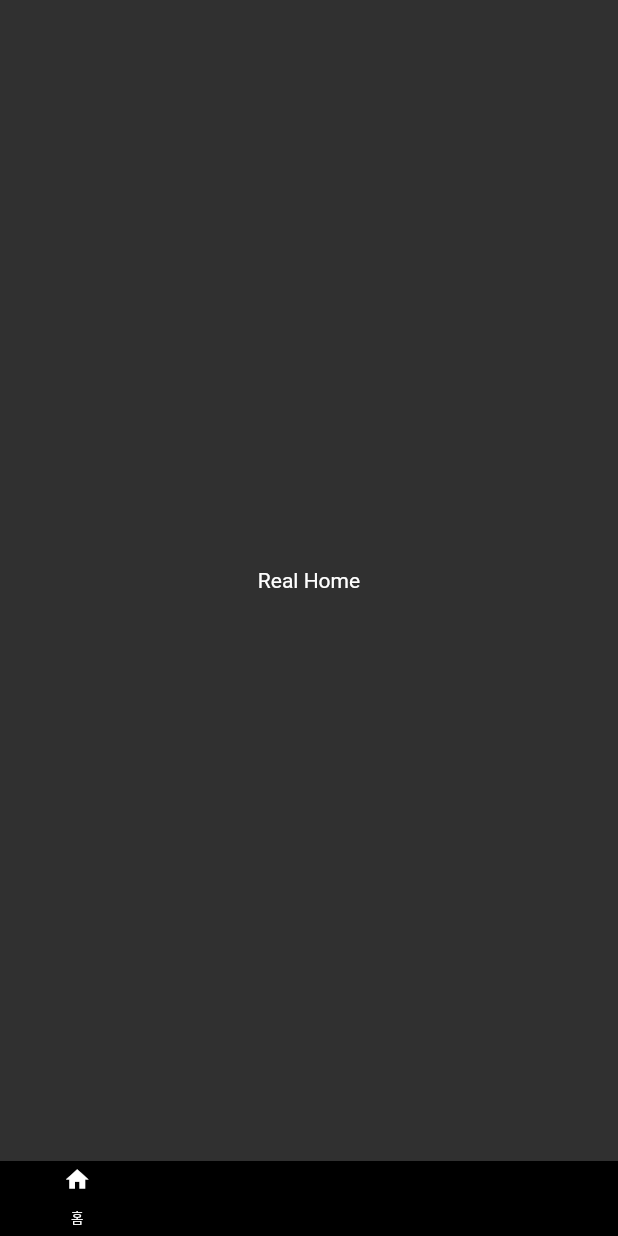
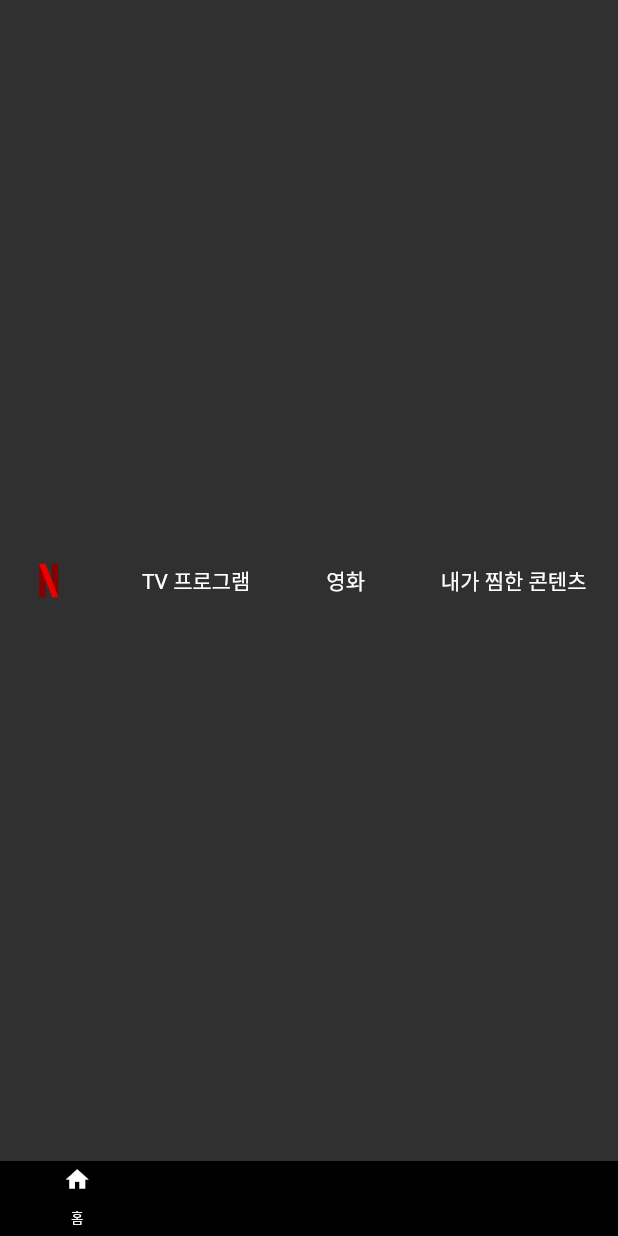
Before and after one commit to Enterprise09/Flutter_Study, a Flutter app: the screen it shows after launch, on a phone screen of 412 x 824 dp. Run offline on Flutter 3.47's test engine with Material 2 defaults, Android fonts, the phone set to English and light mode, and no system bars; our stand-ins replace get.

Commit message:
Linking Image Asset

```diff
--- a/netflix_clone_project/lib/screen/home_screen.dart
+++ b/netflix_clone_project/lib/screen/home_screen.dart
@@ -12,9 +12,45 @@
 
   @override
   Widget build(BuildContext context) {
+    return TopBar();
+  }
+}
+
+class TopBar extends StatelessWidget {
+  @override
+  Widget build(BuildContext context) {
     return Container(
-      child: Center(
-        child: Text('Real Home'),
+      padding: EdgeInsets.fromLTRB(20, 7, 20, 7),
+      child: Row(
+        mainAxisAlignment: MainAxisAlignment.spaceBetween,
+        children: <Widget>[
+          Image.asset(
+            'images/netflix_logo.png',
+            fit: BoxFit.contain,
+            height: 25,
+          ),
+          Container(
+            padding: EdgeInsets.only(right: 1),
+            child: Text(
+              'TV 프로그램',
+              style: TextStyle(fontSize: 14),
+            ),
+          ),
+          Container(
+            padding: EdgeInsets.only(right: 1),
+            child: Text(
+              '영화',
+              style: TextStyle(fontSize: 14),
+            ),
+          ),
+          Container(
+            padding: EdgeInsets.only(right: 1),
+            child: Text(
+              '내가 찜한 콘텐츠',
+              style: TextStyle(fontSize: 14),
+            ),
+          ),
+        ],
       ),
     );
   }
--- a/netflix_clone_project/pubspec.yaml
+++ b/netflix_clone_project/pubspec.yaml
@@ -45,9 +45,9 @@
   uses-material-design: true
 
   # To add assets to your application, add an assets section, like this:
-  # assets:
-  #   - images/a_dot_burr.jpeg
-  #   - images/a_dot_ham.jpeg
+  assets:
+    - images/netflix_logo.png
+    # - images/a_dot_ham.jpeg
 
   # An image asset can refer to one or more resolution-specific "variants", see
   # https://flutter.dev/assets-and-images/#resolution-aware.
```
